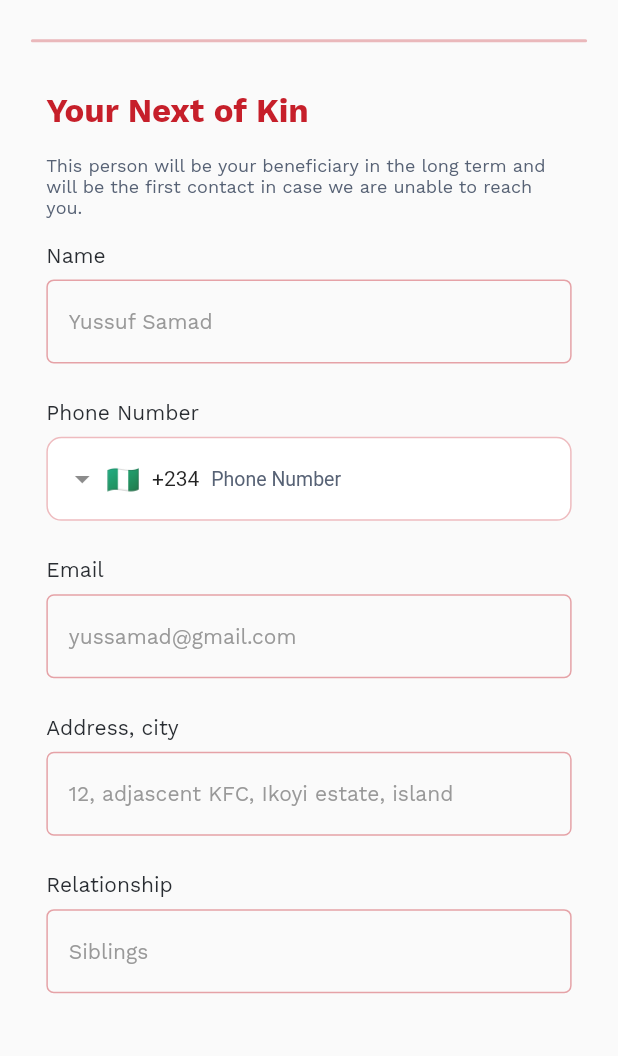
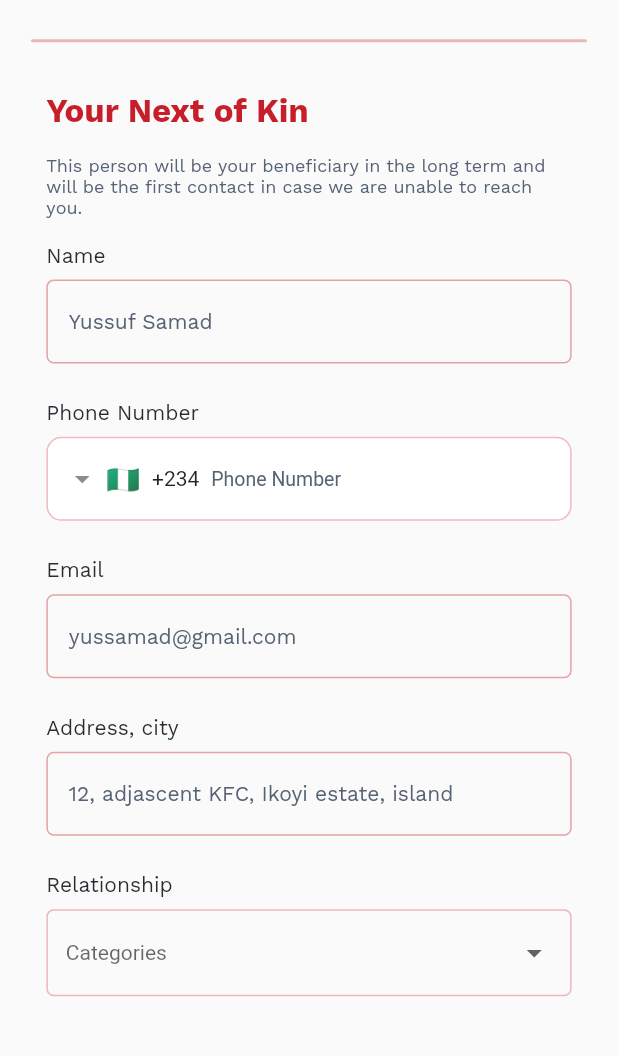
Before and after one commit to Behalal/Fagopay_mobile, a Flutter app: the NextOfKinPage screen opened directly, on a phone screen of 412 x 824 dp, the part 122-1178 px from its top. Run offline on Flutter 3.47's test engine with Material 2 defaults, Android fonts, the phone set to English and light mode, and no system bars; drawn by our look-alikes of auto_size_text, dropdown_button2, intl_phone_field; our stand-ins replace dotted_decoration, equatable, flutter_native_contact_picker, flutter_progress_hud, flutter_secure_storage, flutter_svg and 9 more; missing offline and left inert: flutter_identity_kyc, number_display, numeric_keyboard; accounts and stored records are empty.

Commit message:
General corrections

```diff
--- a/lib/screens/individual/profile/change_password.dart
+++ b/lib/screens/individual/profile/change_password.dart
@@ -42,6 +42,7 @@ class _ForgotPasswordState extends State<ForgotPassword> {
   @override
   Widget build(BuildContext context) {
     return Scaffold(
+      resizeToAvoidBottomInset: false,
       backgroundColor: Colors.white,
       body: Padding(
         padding: EdgeInsets.symmetric(vertical: 5.h, horizontal: 5.w),
@@ -60,6 +61,7 @@ class _ForgotPasswordState extends State<ForgotPassword> {
             Expanded(
               child: Padding(
                 padding: EdgeInsets.symmetric(vertical: 2.h, horizontal: 2.5.w),
+                child: SingleChildScrollView(
                   child: Column(
                     crossAxisAlignment: CrossAxisAlignment.stretch,
                     children: [
@@ -189,6 +191,7 @@ class _ForgotPasswordState extends State<ForgotPassword> {
                       //   },
                       // ),
                     ],
+                  ),
                 ),
               ),
             ),
--- a/lib/screens/individual/profile/next_of_kin.dart
+++ b/lib/screens/individual/profile/next_of_kin.dart
@@ -3,14 +3,12 @@
 import 'dart:io';
 
 import 'package:auto_size_text/auto_size_text.dart';
-import 'package:fagopay/controllers/login_controller.dart';
+import 'package:dropdown_button2/dropdown_button2.dart';
 import 'package:fagopay/controllers/user_controller.dart';
 import 'package:fagopay/models/nextofkin_model.dart';
 import 'package:fagopay/screens/authentication/recover_password_otp_screen.dart';
-import 'package:fagopay/screens/authentication/widgets/auth_buttons.dart';
 import 'package:fagopay/screens/widgets/head_style_extra_pages.dart';
 import 'package:flutter/foundation.dart';
-import 'package:flutter_svg/flutter_svg.dart';
 import 'package:get/get.dart';
 import '../../constants/colors.dart';
 import 'package:flutter/material.dart';
@@ -32,6 +30,15 @@ class _NextOfKinPageState extends State<NextOfKinPage> {
   final _userController = Get.put(UserController());
   var number = "";
   int? transactionType;
+  String? selectedRelationship;
+  final List<String> items = [
+    'Siblings',
+    'Father',
+    'Mother',
+    'Relationship Partner',
+    'Husband',
+    'Wife',
+  ];
   @override
   Widget build(BuildContext context) {
     return Scaffold(
@@ -286,16 +293,53 @@ class _NextOfKinPageState extends State<NextOfKinPage> {
                                 SizedBox(
                                   height: 1.h,
                                 ),
-                                NameTextfield(
-                                  controller:
-                                      _userController.relationshipController,
-                                  title: 'Siblings',
-                                  validate: (value) {
-                                    if (value!.isEmpty) {
-                                      return 'Relationship must not be empty';
-                                    }
-                                    return null;
+                                Container(
+                                  width: Get.width,
+                                  height: 58,
+                                  padding: const EdgeInsets.all(12),
+                                  decoration: BoxDecoration(
+                                      borderRadius: BorderRadius.circular(5),
+                                      border: Border.all(
+                                          color:
+                                              fagoSecondaryColorWithOpacity)),
+                                  child: DropdownButtonHideUnderline(
+                                    child: DropdownButton2(
+                                      hint: Text(
+                                        'Categories',
+                                        style: TextStyle(
+                                          fontSize: 14,
+                                          color: Theme.of(context).hintColor,
+                                        ),
+                                      ),
+                                      items: items
+                                          .map((item) =>
+                                              DropdownMenuItem<String>(
+                                                value: item,
+                                                child: Text(
+                                                  item,
+                                                  style: const TextStyle(
+                                                    fontSize: 14,
+                                                  ),
+                                                ),
+                                              ))
+                                          .toList(),
+                                      value: selectedRelationship,
+                                      onChanged: (value) {
+                                        setState(() {
+                                          selectedRelationship =
+                                              value as String;
+                                        });
                                       },
+                                      buttonStyleData: const ButtonStyleData(
+                                        height: 40,
+                                        width: 140,
+                                      ),
+                                      menuItemStyleData:
+                                          const MenuItemStyleData(
+                                        height: 40,
+                                      ),
+                                    ),
+                                  ),
                                 ),
                                 SizedBox(
                                   height: 3.h,
@@ -317,10 +361,7 @@ class _NextOfKinPageState extends State<NextOfKinPage> {
                                           email: _userController
                                               .emailController.text
                                               .trim(),
-                                        relationship: _userController
-                                            .relationshipController.text
-                                            .trim(),
-                                      );
+                                          relationship: selectedRelationship);
 
                                       if (kDebugMode) {
                                         print(
@@ -414,9 +455,9 @@ class NameTextfield extends StatelessWidget {
         keyboardType: keyboadType,
         style: const TextStyle(
             fontFamily: "Work Sans",
-            fontWeight: FontWeight.w400,
+            fontWeight: FontWeight.w600,
             fontSize: 14,
-            color: signInPlaceholder),
+            color: stepsColor),
         decoration: InputDecoration(
           contentPadding:
               const EdgeInsets.symmetric(horizontal: 15, vertical: 20),
@@ -445,7 +486,7 @@ class NameTextfield extends StatelessWidget {
             fontFamily: "Work Sans",
             fontWeight: FontWeight.w400,
             fontSize: 14,
-            color: signInPlaceholder,
+            color: stepsColor,
           ),
           //prefixIcon: const Image(image: AssetImage("assets/images/phone.png")),
         ),
--- a/lib/screens/individual/purse/create_purse.dart
+++ b/lib/screens/individual/purse/create_purse.dart
@@ -95,7 +95,7 @@ class _CreatePurseState extends State<CreatePurse> {
                             ),
                             NameTextfield(
                               // controller: _userController.nameController,
-                              title: '500,000.00',
+                              title: _value.toString(),
                               keyboadType: TextInputType.number,
                               validate: (value) {
                                 if (value!.isEmpty) {
```
Also changed, not shown: lib/screens/individual/profile/profile_kyc_page.dart (+9 -2 lines), lib/screens/individual/transactions/transaction_successful.dart (+2 -6 lines). Lines whose indentation alone changed are shown as unchanged.
